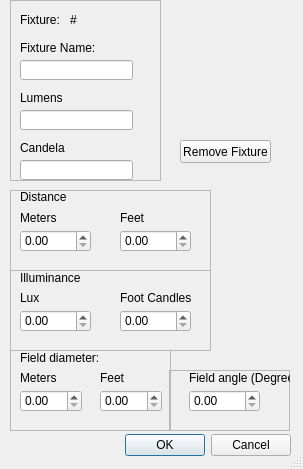
This is fixtureeditdialog.ui in themattkerr/FixtureCompare as Qt 5 draws it before an edit. The edited form follows.
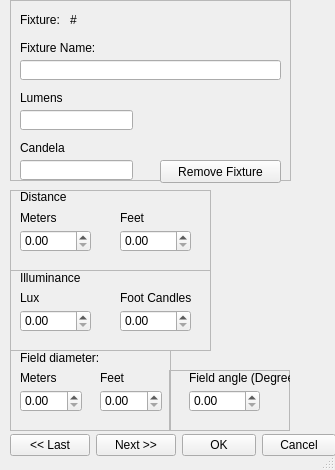
This is the edited form. Icons and pictures are not drawn.

```diff
--- a/fixtureeditdialog.ui
+++ b/fixtureeditdialog.ui
@@ -6,8 +6,8 @@
    <rect>
     <x>0</x>
     <y>0</y>
-    <width>303</width>
-    <height>469</height>
+    <width>335</width>
+    <height>470</height>
    </rect>
   </property>
   <property name="focusPolicy">
@@ -19,28 +19,12 @@
   <property name="sizeGripEnabled">
    <bool>true</bool>
   </property>
-  <widget class="QDialogButtonBox" name="NavigationButtons">
-   <property name="geometry">
-    <rect>
-     <x>10</x>
-     <y>430</y>
-     <width>281</width>
-     <height>31</height>
-    </rect>
-   </property>
-   <property name="orientation">
-    <enum>Qt::Horizontal</enum>
-   </property>
-   <property name="standardButtons">
-    <set>QDialogButtonBox::Cancel|QDialogButtonBox::Ok</set>
-   </property>
-  </widget>
   <widget class="QFrame" name="LightLevels">
    <property name="geometry">
     <rect>
      <x>10</x>
      <y>0</y>
-     <width>151</width>
+     <width>281</width>
      <height>181</height>
     </rect>
    </property>
@@ -94,7 +78,7 @@
      <rect>
       <x>10</x>
       <y>60</y>
-      <width>113</width>
+      <width>261</width>
       <height>20</height>
      </rect>
     </property>
@@ -453,9 +437,9 @@
   <widget class="QPushButton" name="RemoveFixture">
    <property name="geometry">
     <rect>
-     <x>180</x>
-     <y>140</y>
-     <width>91</width>
+     <x>160</x>
+     <y>160</y>
+     <width>121</width>
      <height>23</height>
     </rect>
    </property>
@@ -463,14 +447,55 @@
     <string>Remove Fixture</string>
    </property>
   </widget>
-  <zorder>NavigationButtons</zorder>
-  <zorder>LightLevels</zorder>
-  <zorder>Illuminance</zorder>
-  <zorder>Distance</zorder>
-  <zorder>Diameter</zorder>
-  <zorder>FieldAngle</zorder>
-  <zorder>RemoveFixture</zorder>
-  <zorder>FootcandleLabel</zorder>
+  <widget class="QWidget" name="horizontalLayoutWidget">
+   <property name="geometry">
+    <rect>
+     <x>10</x>
+     <y>430</y>
+     <width>326</width>
+     <height>31</height>
+    </rect>
+   </property>
+   <layout class="QHBoxLayout" name="Navigationbuttons">
+    <item>
+     <widget class="QPushButton" name="Last">
+      <property name="text">
+       <string>&lt;&lt; Last</string>
+      </property>
+     </widget>
+    </item>
+    <item>
+     <widget class="QPushButton" name="Next">
+      <property name="text">
+       <string>Next &gt;&gt;</string>
+      </property>
+     </widget>
+    </item>
+    <item>
+     <spacer name="horizontalSpacer">
+      <property name="orientation">
+       <enum>Qt::Horizontal</enum>
+      </property>
+      <property name="sizeHint" stdset="0">
+       <size>
+        <width>40</width>
+        <height>20</height>
+       </size>
+      </property>
+     </spacer>
+    </item>
+    <item>
+     <widget class="QDialogButtonBox" name="NavigationButtons">
+      <property name="orientation">
+       <enum>Qt::Horizontal</enum>
+      </property>
+      <property name="standardButtons">
+       <set>QDialogButtonBox::Cancel|QDialogButtonBox::Ok</set>
+      </property>
+     </widget>
+    </item>
+   </layout>
+  </widget>
  </widget>
  <tabstops>
   <tabstop>FixtureName</tabstop>
```
Left out of the diff: 8 changed lines with no effect on the pictures.
